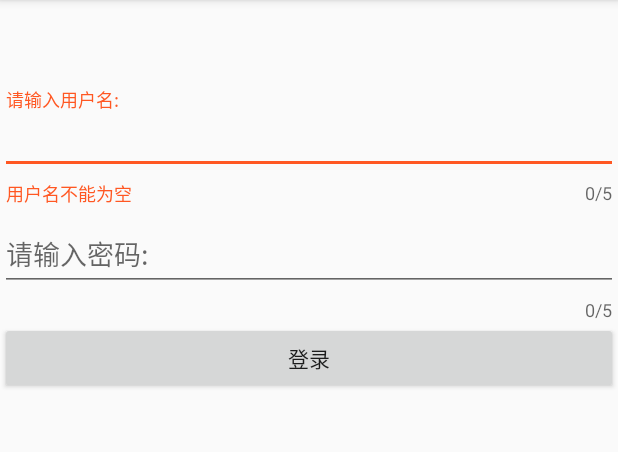
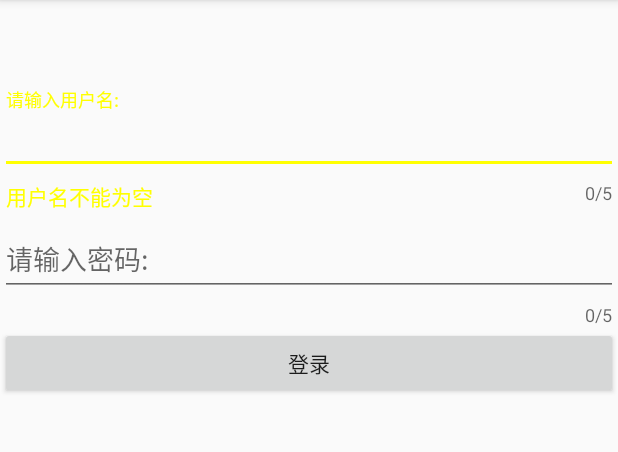
Before and after one commit to firstxia168/TextInputLayoutDemo, an Android app: the screen it shows after launch (MainActivity), after a tap on "登录", on a phone screen of 412 x 824 dp, the part 84-536 px from its top. Run offline under Robolectric (Android 15) with nearby library versions, the phone set to English and light mode, and no system bars.

Commit message:
自定义错误提示文字的颜色样式

```diff
--- a/app/src/main/res/layout/activity_main.xml
+++ b/app/src/main/res/layout/activity_main.xml
@@ -21,6 +21,7 @@
             app:counterEnabled="true"
             app:counterMaxLength="5"
             app:counterOverflowTextAppearance="@style/MyOverflowText"
+            app:errorTextAppearance="@style/MyErrorStyle"
            >
 
             <EditText
@@ -38,6 +39,7 @@
             app:counterEnabled="true"
             app:counterMaxLength="5"
             app:counterOverflowTextAppearance="@style/MyOverflowText"
+            app:errorTextAppearance="@style/MyErrorStyle"
             >
 
             <EditText
--- a/app/src/main/res/values/styles.xml
+++ b/app/src/main/res/values/styles.xml
@@ -12,5 +12,9 @@
         <item name="android:textColor" >#1111ff</item>
     </style>
 
+    <style name="MyErrorStyle" >
+        <item name="android:textColor" >#FFFF00</item>
+    </style>
+
 
 </resources>
```
